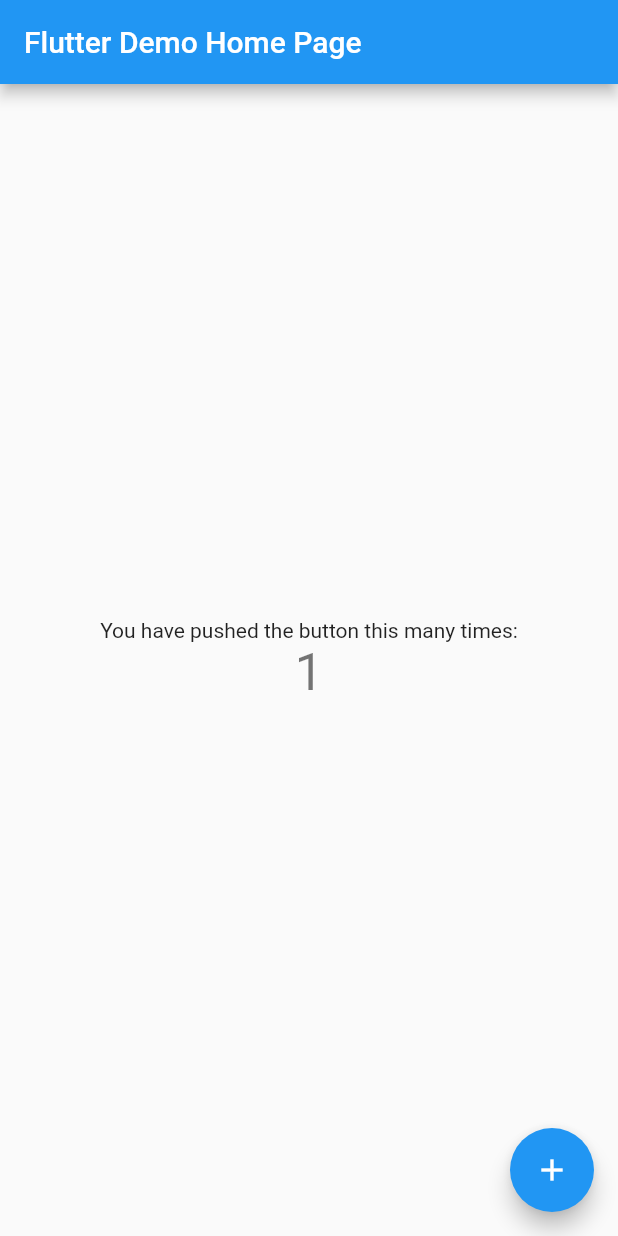
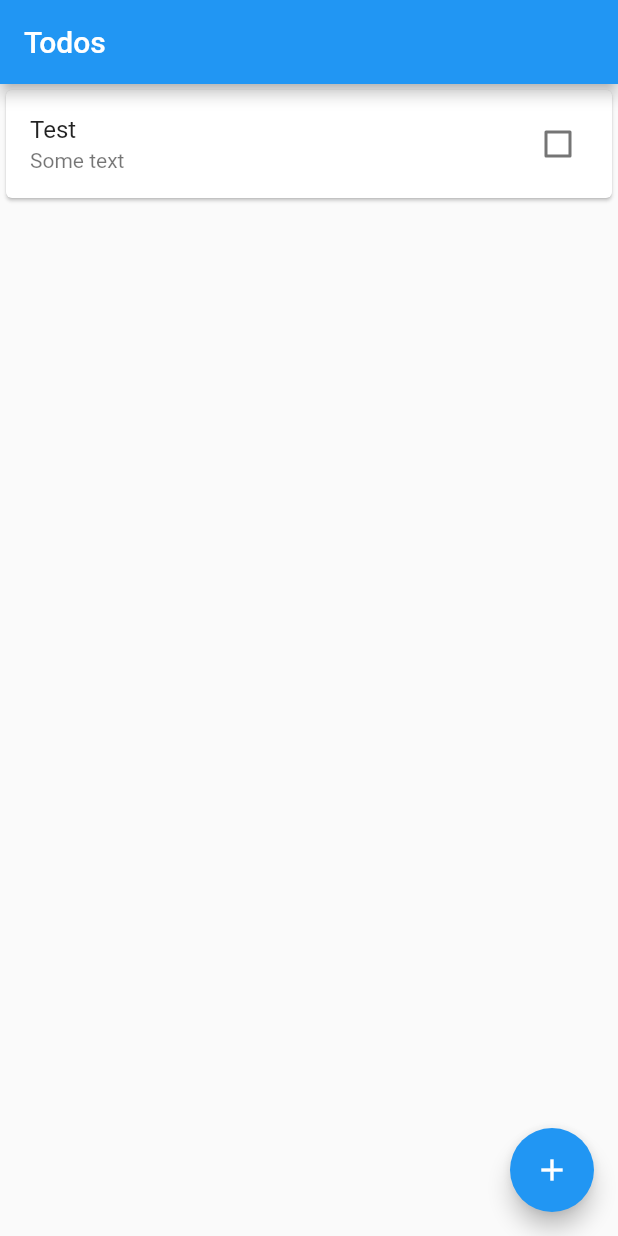
Before and after one commit to DISCOOS/todo-flutter-esdb-demo, a Flutter app: the screen it shows after launch, after a tap on the "add" icon, on a phone screen of 412 x 824 dp. Run offline on Flutter 3.47's test engine with Material 2 defaults, Android fonts, the phone set to English and light mode, and no system bars; drawn by our look-alikes of flutter_slidable.

Commit message:
Added todo presentation layer

```diff
--- /dev/null
+++ b/lib/features/todo/domain/todo.dart
@@ -0,0 +1,15 @@
+import 'package:json_annotation/json_annotation.dart';
+
+part 'todo.g.dart';
+
+@JsonSerializable()
+class Todo {
+  const Todo(this.done, this.title, this.description);
+  final bool done;
+  final String title;
+  final String description;
+
+  factory Todo.fromJson(Map<String, dynamic> json) => _$TodoFromJson(json);
+
+  Map<String, dynamic> toJson() => _$TodoToJson(this);
+}
--- /dev/null
+++ b/lib/features/todo/presentation/todo_provider.dart
@@ -0,0 +1,38 @@
+import 'package:flutter/foundation.dart';
+import 'package:todo_flutter_esdb_example/features/todo/domain/todo.dart';
+
+class TodoProvider extends ChangeNotifier {
+  List<Todo> _todoList = [];
+
+  int get count => _todoList.length;
+
+  List<Todo> get todos {
+    return [..._todoList];
+  }
+
+  set todos(List<Todo> newTodos) {
+    _todoList = newTodos.toList();
+    notifyListeners();
+  }
+
+  void addTodo(Todo newTodo) {
+    _todoList.add(newTodo);
+    notifyListeners();
+  }
+
+  void completeTodo(int index) {
+    _todoList.replaceRange(index, index + 1, [
+      Todo(
+        !_todoList[index].done,
+        _todoList[index].title,
+        _todoList[index].description,
+      )
+    ]);
+    notifyListeners();
+  }
+
+  void removeTodo(int index) {
+    _todoList.removeAt(index);
+    notifyListeners();
+  }
+}
--- a/lib/main.dart
+++ b/lib/main.dart
@@ -1,7 +1,21 @@
 import 'package:flutter/material.dart';
+import 'package:provider/provider.dart';
+import 'package:todo_flutter_esdb_example/features/todo/presentation/todo_provider.dart';
+import 'package:flutter_slidable/flutter_slidable.dart';
+
+import 'features/todo/domain/todo.dart';
 
 void main() {
-  runApp(MyApp());
+  runApp(
+    /// Providers are above [MyApp] instead of inside it, so that tests
+    /// can use [MyApp] while mocking the providers
+    MultiProvider(
+      providers: [
+        ChangeNotifierProvider(create: (_) => TodoProvider()),
+      ],
+      child: MyApp(),
+    ),
+  );
 }
 
 class MyApp extends StatelessWidget {
@@ -9,7 +23,7 @@ class MyApp extends StatelessWidget {
   @override
   Widget build(BuildContext context) {
     return MaterialApp(
-      title: 'Flutter Demo',
+      title: 'Flutter Todo ESDB Demo',
       theme: ThemeData(
         // This is the theme of your application.
         //
@@ -22,41 +36,66 @@ class MyApp extends StatelessWidget {
         // is not restarted.
         primarySwatch: Colors.blue,
       ),
-      home: MyHomePage(title: 'Flutter Demo Home Page'),
+      home: TodoListPage(title: 'Todos'),
     );
   }
 }
 
-class MyHomePage extends StatefulWidget {
-  MyHomePage({Key? key, required this.title}) : super(key: key);
-
-  // This widget is the home page of your application. It is stateful, meaning
-  // that it has a State object (defined below) that contains fields that affect
-  // how it looks.
-
-  // This class is the configuration for the state. It holds the values (in this
-  // case the title) provided by the parent (in this case the App widget) and
-  // used by the build method of the State. Fields in a Widget subclass are
-  // always marked "final".
+class TodoListPage extends StatefulWidget {
+  TodoListPage({Key? key, required this.title}) : super(key: key);
 
   final String title;
 
   @override
-  _MyHomePageState createState() => _MyHomePageState();
+  _TodoListPageState createState() => _TodoListPageState();
 }
 
-class _MyHomePageState extends State<MyHomePage> {
-  int _counter = 0;
+class _TodoListPageState extends State<TodoListPage> {
+  void _addTodo() {
+    context.read<TodoProvider>().addTodo(Todo(
+          false,
+          'Test',
+          'Some text',
+        ));
+  }
 
-  void _incrementCounter() {
-    setState(() {
-      // This call to setState tells the Flutter framework that something has
-      // changed in this State, which causes it to rerun the build method below
-      // so that the display can reflect the updated values. If we changed
-      // _counter without calling setState(), then the build method would not be
-      // called again, and so nothing would appear to happen.
-      _counter++;
-    });
+  void _completeTodo(int index) {
+    context.read<TodoProvider>().completeTodo(index);
+  }
+
+  void _removeTodo(int index) {
+    context.read<TodoProvider>().removeTodo(index);
+  }
+
+  Widget _buildListView() {
+    return Consumer<TodoProvider>(
+      builder: (__, model, _) {
+        return ListView.builder(
+          itemBuilder: (_, index) {
+            return Slidable(
+              actionPane: SlidableStrechActionPane(),
+              actionExtentRatio: 0.2,
+              child: Card(
+                child: CheckboxListTile(
+                  value: model.todos[index].done,
+                  title: Text(model.todos[index].title),
+                  subtitle: Text(model.todos[index].description),
+                  onChanged: (done) => _completeTodo(index),
+                ),
+              ),
+              secondaryActions: <Widget>[
+                IconSlideAction(
+                  caption: 'DELETE',
+                  icon: Icons.delete,
+                  onTap: () => _removeTodo(index),
+                ),
+              ],
+            );
+          },
+          itemCount: model.count,
+        );
+      },
+    );
   }
 
   @override
@@ -73,38 +112,9 @@ class _MyHomePageState extends State<MyHomePage> {
         // the App.build method, and use it to set our appbar title.
         title: Text(widget.title),
       ),
-      body: Center(
-        // Center is a layout widget. It takes a single child and positions it
-        // in the middle of the parent.
-        child: Column(
-          // Column is also a layout widget. It takes a list of children and
-          // arranges them vertically. By default, it sizes itself to fit its
-          // children horizontally, and tries to be as tall as its parent.
-          //
-          // Invoke "debug painting" (press "p" in the console, choose the
-          // "Toggle Debug Paint" action from the Flutter Inspector in Android
-          // Studio, or the "Toggle Debug Paint" command in Visual Studio Code)
-          // to see the wireframe for each widget.
-          //
-          // Column has various properties to control how it sizes itself and
-          // how it positions its children. Here we use mainAxisAlignment to
-          // center the children vertically; the main axis here is the vertical
-          // axis because Columns are vertical (the cross axis would be
-          // horizontal).
-          mainAxisAlignment: MainAxisAlignment.center,
-          children: <Widget>[
-            Text(
-              'You have pushed the button this many times:',
-            ),
-            Text(
-              '$_counter',
-              style: Theme.of(context).textTheme.headline4,
-            ),
-          ],
-        ),
-      ),
+      body: _buildListView(),
       floatingActionButton: FloatingActionButton(
-        onPressed: _incrementCounter,
+        onPressed: _addTodo,
         tooltip: 'Increment',
         child: Icon(Icons.add),
       ), // This trailing comma makes auto-formatting nicer for build methods.
```
Also changed, not shown: pubspec.yaml (+12 -2 lines), lib/features/todo/domain/todo.g.dart (added), pubspec.lock, 1 other file.
